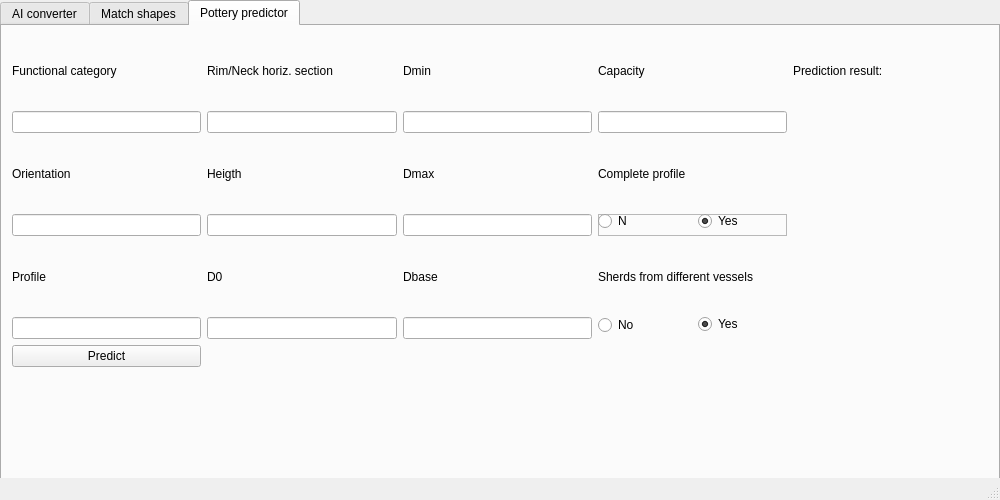
The window that pottery.ui (kirainluck/pottery) describes before a commit, drawn with Qt 5.
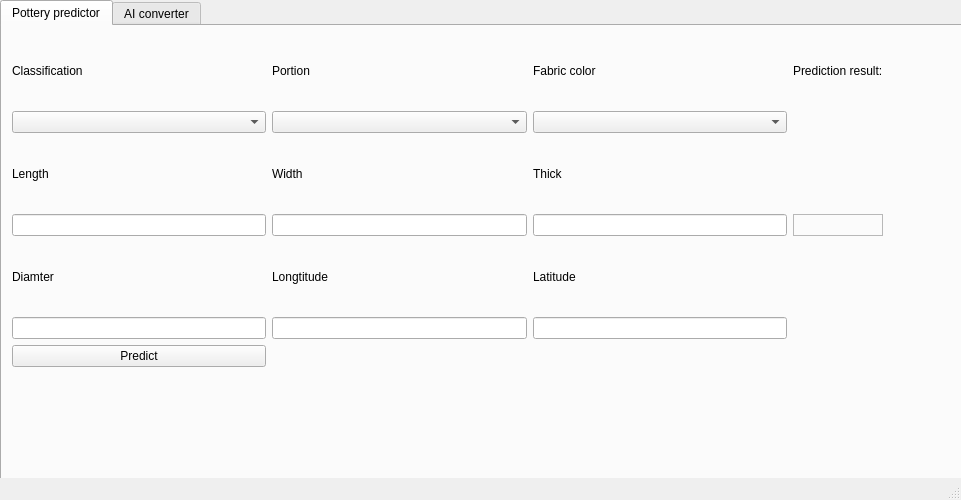
The same window after the commit.

The edit to the form file:
```diff
--- a/pottery.ui
+++ b/pottery.ui
@@ -6,7 +6,7 @@
    <rect>
     <x>0</x>
     <y>0</y>
-    <width>1000</width>
+    <width>961</width>
     <height>500</height>
    </rect>
   </property>
@@ -44,6 +44,137 @@
     <property name="currentIndex">
      <number>2</number>
     </property>
+    <widget class="QWidget" name="tab_3">
+     <attribute name="title">
+      <string>Pottery predictor</string>
+     </attribute>
+     <widget class="QWidget" name="gridLayoutWidget_3">
+      <property name="geometry">
+       <rect>
+        <x>10</x>
+        <y>10</y>
+        <width>871</width>
+        <height>331</height>
+       </rect>
+      </property>
+      <layout class="QGridLayout" name="gridLayout_3">
+       <item row="5" column="1">
+        <widget class="QLabel" name="label_11">
+         <property name="text">
+          <string>Longtitude</string>
+         </property>
+        </widget>
+       </item>
+       <item row="7" column="2">
+        <widget class="QLineEdit" name="lineEdit_10"/>
+       </item>
+       <item row="8" column="0">
+        <widget class="QPushButton" name="pushButton_5">
+         <property name="text">
+          <string>Predict</string>
+         </property>
+        </widget>
+       </item>
+       <item row="5" column="0">
+        <widget class="QLabel" name="label_8">
+         <property name="text">
+          <string>Diamter</string>
+         </property>
+        </widget>
+       </item>
+       <item row="0" column="2">
+        <widget class="QLabel" name="label_13">
+         <property name="text">
+          <string>Fabric color</string>
+         </property>
+        </widget>
+       </item>
+       <item row="7" column="0">
+        <widget class="QLineEdit" name="lineEdit_4"/>
+       </item>
+       <item row="0" column="0">
+        <widget class="QLabel" name="label_5">
+         <property name="text">
+          <string>Classification</string>
+         </property>
+        </widget>
+       </item>
+       <item row="2" column="0">
+        <widget class="QLabel" name="label_7">
+         <property name="text">
+          <string>Length</string>
+         </property>
+        </widget>
+       </item>
+       <item row="3" column="2">
+        <widget class="QLineEdit" name="lineEdit_9"/>
+       </item>
+       <item row="7" column="1">
+        <widget class="QLineEdit" name="lineEdit_7"/>
+       </item>
+       <item row="0" column="3">
+        <widget class="QLabel" name="label_19">
+         <property name="text">
+          <string>Prediction result:</string>
+         </property>
+        </widget>
+       </item>
+       <item row="3" column="3">
+        <widget class="QFrame" name="frame">
+         <property name="frameShape">
+          <enum>QFrame::StyledPanel</enum>
+         </property>
+         <property name="frameShadow">
+          <enum>QFrame::Raised</enum>
+         </property>
+        </widget>
+       </item>
+       <item row="5" column="2">
+        <widget class="QLabel" name="label_15">
+         <property name="text">
+          <string>Latitude</string>
+         </property>
+        </widget>
+       </item>
+       <item row="2" column="2">
+        <widget class="QLabel" name="label_14">
+         <property name="text">
+          <string>Thick</string>
+         </property>
+        </widget>
+       </item>
+       <item row="2" column="1">
+        <widget class="QLabel" name="label_10">
+         <property name="text">
+          <string>Width</string>
+         </property>
+        </widget>
+       </item>
+       <item row="3" column="1">
+        <widget class="QLineEdit" name="lineEdit_6"/>
+       </item>
+       <item row="0" column="1">
+        <widget class="QLabel" name="label_9">
+         <property name="text">
+          <string>Portion</string>
+         </property>
+        </widget>
+       </item>
+       <item row="3" column="0">
+        <widget class="QLineEdit" name="lineEdit_3"/>
+       </item>
+       <item row="1" column="0">
+        <widget class="QComboBox" name="comboBox"/>
+       </item>
+       <item row="1" column="1">
+        <widget class="QComboBox" name="comboBox_2"/>
+       </item>
+       <item row="1" column="2">
+        <widget class="QComboBox" name="comboBox_3"/>
+       </item>
+      </layout>
+     </widget>
+    </widget>
     <widget class="QWidget" name="tab">
      <property name="sizePolicy">
       <sizepolicy hsizetype="Maximum" vsizetype="Maximum">
@@ -108,297 +239,6 @@
       </layout>
      </widget>
     </widget>
-    <widget class="QWidget" name="tab_2">
-     <attribute name="title">
-      <string>Match shapes</string>
-     </attribute>
-     <widget class="QWidget" name="gridLayoutWidget_2">
-      <property name="geometry">
-       <rect>
-        <x>10</x>
-        <y>20</y>
-        <width>461</width>
-        <height>80</height>
-       </rect>
-      </property>
-      <layout class="QGridLayout" name="gridLayout_2">
-       <item row="1" column="1">
-        <widget class="QLineEdit" name="lineEdit_14"/>
-       </item>
-       <item row="1" column="2">
-        <widget class="QPushButton" name="pushButton_4">
-         <property name="text">
-          <string>Load...</string>
-         </property>
-        </widget>
-       </item>
-       <item row="2" column="0">
-        <widget class="QLabel" name="label_4">
-         <property name="text">
-          <string>Matching shapes:</string>
-         </property>
-        </widget>
-       </item>
-       <item row="1" column="0">
-        <widget class="QLabel" name="label_3">
-         <property name="text">
-          <string>Load .shape file</string>
-         </property>
-        </widget>
-       </item>
-      </layout>
-     </widget>
-    </widget>
-    <widget class="QWidget" name="tab_3">
-     <attribute name="title">
-      <string>Pottery predictor</string>
-     </attribute>
-     <widget class="QWidget" name="gridLayoutWidget_3">
-      <property name="geometry">
-       <rect>
-        <x>10</x>
-        <y>10</y>
-        <width>871</width>
-        <height>331</height>
-       </rect>
-      </property>
-      <layout class="QGridLayout" name="gridLayout_3">
-       <item row="2" column="2">
-        <widget class="QLabel" name="label_14">
-         <property name="text">
-          <string>Dmax</string>
-         </property>
-        </widget>
-       </item>
-       <item row="1" column="3">
-        <widget class="QLineEdit" name="lineEdit_11"/>
-       </item>
-       <item row="0" column="3">
-        <widget class="QLabel" name="label_16">
-         <property name="text">
-          <string>Capacity</string>
-         </property>
-        </widget>
-       </item>
-       <item row="2" column="3">
-        <widget class="QLabel" name="label_12">
-         <property name="text">
-          <string>Complete profile</string>
-         </property>
-        </widget>
-       </item>
-       <item row="3" column="0">
-        <widget class="QLineEdit" name="lineEdit_3"/>
-       </item>
-       <item row="5" column="2">
-        <widget class="QLabel" name="label_15">
-         <property name="text">
-          <string>Dbase</string>
-         </property>
-        </widget>
-       </item>
-       <item row="0" column="4">
-        <widget class="QLabel" name="label_19">
-         <property name="text">
-          <string>Prediction result:</string>
-         </property>
-        </widget>
-       </item>
-       <item row="2" column="1">
-        <widget class="QLabel" name="label_10">
-         <property name="text">
-          <string>Heigth</string>
-         </property>
-        </widget>
-       </item>
-       <item row="1" column="1">
-        <widget class="QLineEdit" name="lineEdit_5"/>
-       </item>
-       <item row="3" column="1">
-        <widget class="QLineEdit" name="lineEdit_6"/>
-       </item>
-       <item row="0" column="1">
-        <widget class="QLabel" name="label_9">
-         <property name="text">
-          <string>Rim/Neck horiz. section</string>
-         </property>
-        </widget>
-       </item>
-       <item row="1" column="2">
-        <widget class="QLineEdit" name="lineEdit_8"/>
-       </item>
-       <item row="7" column="0">
-        <widget class="QLineEdit" name="lineEdit_4"/>
-       </item>
-       <item row="5" column="0">
-        <widget class="QLabel" name="label_8">
-         <property name="text">
-          <string>Profile</string>
-         </property>
-        </widget>
-       </item>
-       <item row="3" column="2">
-        <widget class="QLineEdit" name="lineEdit_9"/>
-       </item>
-       <item row="3" column="3">
-        <widget class="QFrame" name="frame">
-         <property name="frameShape">
-          <enum>QFrame::StyledPanel</enum>
-         </property>
-         <property name="frameShadow">
-          <enum>QFrame::Raised</enum>
-         </property>
-         <widget class="QRadioButton" name="radioButton_2">
-          <property name="enabled">
-           <bool>true</bool>
-          </property>
-          <property name="geometry">
-           <rect>
-            <x>0</x>
-            <y>0</y>
-            <width>28</width>
-            <height>14</height>
-           </rect>
-          </property>
-          <property name="sizePolicy">
-           <sizepolicy hsizetype="Maximum" vsizetype="Maximum">
-            <horstretch>0</horstretch>
-            <verstretch>0</verstretch>
-           </sizepolicy>
-          </property>
-          <property name="text">
-           <string>No</string>
-          </property>
-          <property name="checkable">
-           <bool>true</bool>
-          </property>
-          <property name="checked">
-           <bool>false</bool>
-          </property>
-         </widget>
-         <widget class="QRadioButton" name="radioButton">
-          <property name="geometry">
-           <rect>
-            <x>100</x>
-            <y>0</y>
-            <width>60</width>
-            <height>14</height>
-           </rect>
-          </property>
-          <property name="sizePolicy">
-           <sizepolicy hsizetype="Maximum" vsizetype="Maximum">
-            <horstretch>0</horstretch>
-            <verstretch>0</verstretch>
-           </sizepolicy>
-          </property>
-          <property name="text">
-           <string>Yes</string>
-          </property>
-          <property name="checked">
-           <bool>true</bool>
-          </property>
-         </widget>
-        </widget>
-       </item>
-       <item row="2" column="0">
-        <widget class="QLabel" name="label_7">
-         <property name="text">
-          <string>Orientation</string>
-         </property>
-        </widget>
-       </item>
-       <item row="0" column="0">
-        <widget class="QLabel" name="label_5">
-         <property name="text">
-          <string>Functional category</string>
-         </property>
-        </widget>
-       </item>
-       <item row="1" column="0">
-        <widget class="QLineEdit" name="lineEdit"/>
-       </item>
-       <item row="8" column="0">
-        <widget class="QPushButton" name="pushButton_5">
-         <property name="text">
-          <string>Predict</string>
-         </property>
-        </widget>
-       </item>
-       <item row="7" column="2">
-        <widget class="QLineEdit" name="lineEdit_10"/>
-       </item>
-       <item row="5" column="1">
-        <widget class="QLabel" name="label_11">
-         <property name="text">
-          <string>D0</string>
-         </property>
-        </widget>
-       </item>
-       <item row="0" column="2">
-        <widget class="QLabel" name="label_13">
-         <property name="text">
-          <string>Dmin</string>
-         </property>
-        </widget>
-       </item>
-       <item row="7" column="1">
-        <widget class="QLineEdit" name="lineEdit_7"/>
-       </item>
-       <item row="5" column="3">
-        <widget class="QLabel" name="label_17">
-         <property name="text">
-          <string>Sherds from different vessels</string>
-         </property>
-        </widget>
-       </item>
-       <item row="7" column="3">
-        <widget class="QWidget" name="widget" native="true">
-         <widget class="QRadioButton" name="radioButton_4">
-          <property name="geometry">
-           <rect>
-            <x>100</x>
-            <y>0</y>
-            <width>60</width>
-            <height>14</height>
-           </rect>
-          </property>
-          <property name="sizePolicy">
-           <sizepolicy hsizetype="Expanding" vsizetype="Expanding">
-            <horstretch>0</horstretch>
-            <verstretch>0</verstretch>
-           </sizepolicy>
-          </property>
-          <property name="text">
-           <string>Yes</string>
-          </property>
-          <property name="checked">
-           <bool>true</bool>
-          </property>
-         </widget>
-         <widget class="QRadioButton" name="radioButton_3">
-          <property name="geometry">
-           <rect>
-            <x>0</x>
-            <y>0</y>
-            <width>61</width>
-            <height>16</height>
-           </rect>
-          </property>
-          <property name="sizePolicy">
-           <sizepolicy hsizetype="Expanding" vsizetype="Expanding">
-            <horstretch>0</horstretch>
-            <verstretch>0</verstretch>
-           </sizepolicy>
-          </property>
-          <property name="text">
-           <string>No</string>
-          </property>
-         </widget>
-        </widget>
-       </item>
-      </layout>
-     </widget>
-    </widget>
    </widget>
   </widget>
   <widget class="QStatusBar" name="statusbar"/>
```
Left out of the diff: 2 changed lines with no effect on the pictures.
